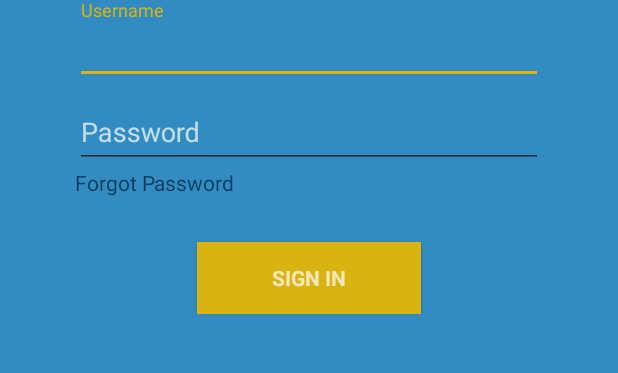
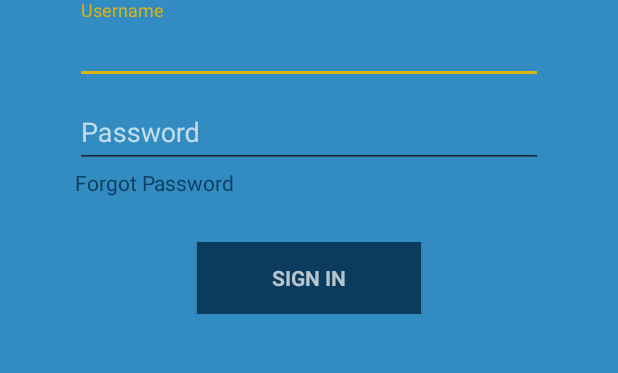
Before and after one commit to SWE443-TeamRed/open-bank, an Android app: the screen it shows after launch (LoginActivity), on a phone screen of 412 x 824 dp, the part 300-673 px from its top. Run offline under Robolectric (Android 15) with nearby library versions, the phone set to English and light mode, and no system bars; 2 statements that could not run were skipped.

Commit message:
Modified login page

```diff
--- a/OpenBankApplication/app/src/main/res/layout/activity_login.xml
+++ b/OpenBankApplication/app/src/main/res/layout/activity_login.xml
@@ -83,7 +83,7 @@
             <Button
                 android:id="@+id/email_sign_in_button"
                 style="?android:textAppearanceSmall"
-                android:background="#d9b310"
+                android:background="#0b3c5d "
                 android:layout_width="wrap_content"
                 android:layout_height="wrap_content"
                 android:layout_gravity="center"
--- a/OpenBankApplication/app/src/main/res/layout/signup_4.xml
+++ b/OpenBankApplication/app/src/main/res/layout/signup_4.xml
@@ -48,7 +48,7 @@
             style="?android:textAppearanceSmall"
             android:background="#d9b310"
             android:layout_width="wrap_content"
-            android:layout_height="wrap_content"
+            android:layout_height="88dp"
             android:layout_gravity="center"
             android:paddingLeft="100dp"
             android:paddingRight="100dp"
```
